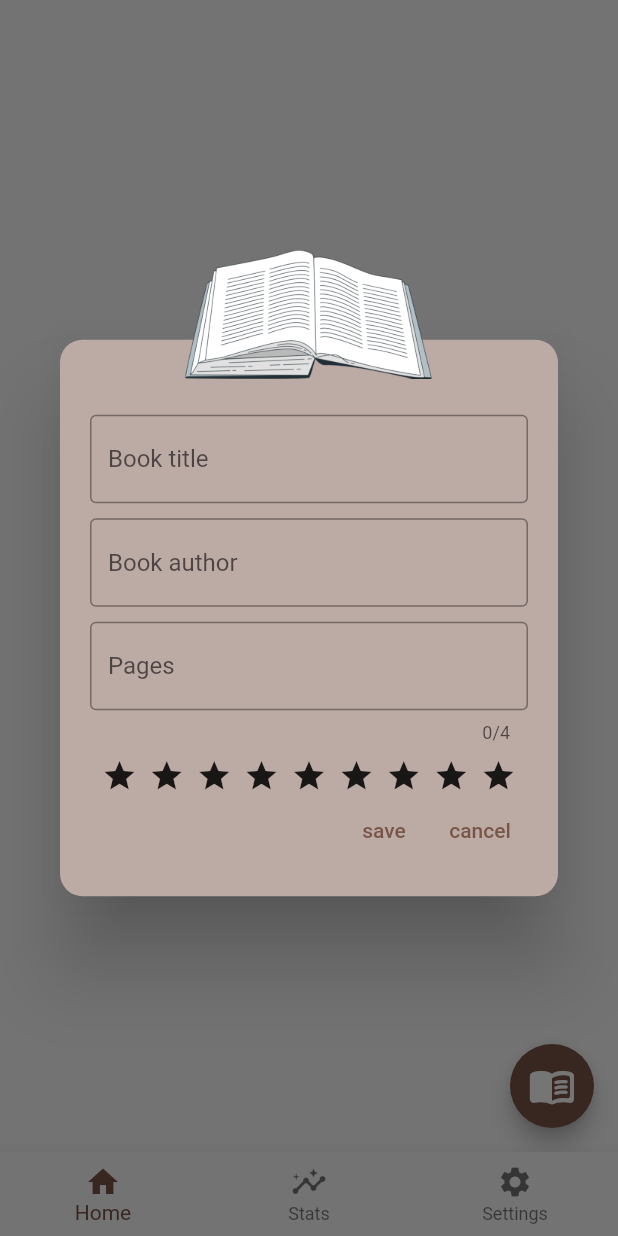
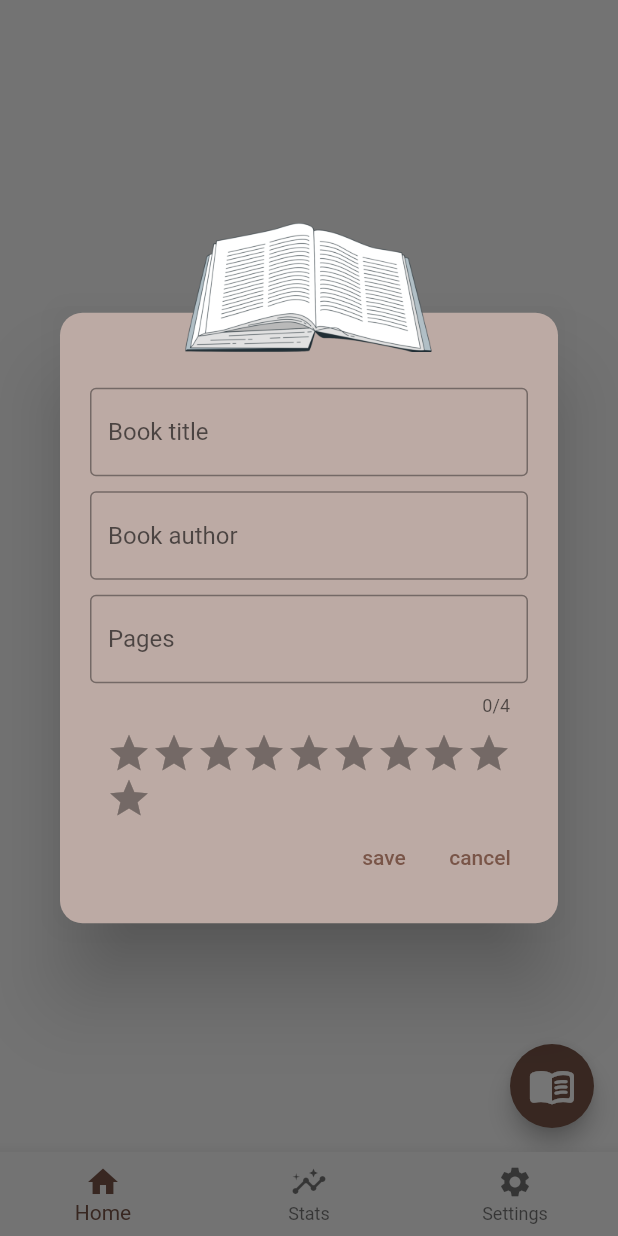
Before and after one commit to kves/read_app, a Flutter app: the screen it shows after launch, after a tap on the "menu book" icon, on a phone screen of 412 x 824 dp. Run offline on Flutter 3.47's test engine with Material 2 defaults, Android fonts, the phone set to English and light mode, and no system bars; drawn by our look-alikes of flutter_rating_bar.

Commit message:
rating bar added

```diff
--- a/lib/pages/home_page.dart
+++ b/lib/pages/home_page.dart
@@ -25,6 +25,7 @@ class _HomePageState extends State<HomePage> {
               bookTitle: value.getBooksList()[index].bookTitle,
               bookAuthor: value.getBooksList()[index].bookAuthor,
               bookPages: value.getBooksList()[index].bookPages,
+              bookRating: value.getBooksList()[index].bookRating,
             ),
           ),
         ),
--- a/lib/widgets/add_book_dialog.dart
+++ b/lib/widgets/add_book_dialog.dart
@@ -1,10 +1,14 @@
 import 'package:flutter/material.dart';
 import 'package:provider/provider.dart';
 import 'package:read_app/data/book_data.dart';
-import 'package:read_app/pages/home_page.dart';
+import 'package:flutter_rating_bar/flutter_rating_bar.dart';
 
 class AddBookDialog extends StatefulWidget {
-  const AddBookDialog({super.key});
+  final String? bookRating;
+  const AddBookDialog({
+    super.key,
+    this.bookRating,
+  });
 
   @override
   State<AddBookDialog> createState() => _AddBookDialogState();
@@ -85,41 +89,21 @@ class _AddBookDialogState extends State<AddBookDialog> {
                       border: OutlineInputBorder(),
                     ),
                   ),
+
                   const SizedBox(height: 10),
+                  // rating.
+                  RatingBar.builder(
+                    itemCount: 10,
+                    itemSize: 30,
+                    glow: false,
+                    itemBuilder: (context, _) => const Icon(
+                      Icons.star,
+                      size: 5,
+                      color: Colors.amber,
+                    ),
+                    onRatingUpdate: (rating) => addRating(rating.toString()),
+                  ),
 
-                  // rating.
-                  Row(
-                    mainAxisAlignment: MainAxisAlignment.spaceEvenly,
-                    children: const [
-                      Icon(
-                        Icons.star,
-                      ),
-                      Icon(
-                        Icons.star,
-                      ),
-                      Icon(
-                        Icons.star,
-                      ),
-                      Icon(
-                        Icons.star,
-                      ),
-                      Icon(
-                        Icons.star,
-                      ),
-                      Icon(
-                        Icons.star,
-                      ),
-                      Icon(
-                        Icons.star,
-                      ),
-                      Icon(
-                        Icons.star,
-                      ),
-                      Icon(
-                        Icons.star,
-                      ),
-                    ],
-                  ),
                   Row(
                     mainAxisAlignment: MainAxisAlignment.end,
                     children: [
@@ -149,6 +133,10 @@ class _AddBookDialogState extends State<AddBookDialog> {
     );
   }
 
+  void addRating(String rating) {
+    bookRatingController.text = rating;
+  }
+
   // save book method.
   void save() {
     // focus user on bookTitle text field when bookTitle isn't filled.
--- a/lib/widgets/book_tile.dart
+++ b/lib/widgets/book_tile.dart
@@ -4,8 +4,13 @@ class BookTile extends StatelessWidget {
   final String bookTitle;
   final String? bookAuthor;
   final String? bookPages;
+  final String? bookRating;
   const BookTile(
-      {super.key, required this.bookTitle, this.bookAuthor, this.bookPages});
+      {super.key,
+      required this.bookTitle,
+      this.bookAuthor,
+      this.bookPages,
+      this.bookRating});
 
   @override
   Widget build(BuildContext context) {
@@ -80,6 +85,7 @@ class BookTile extends StatelessWidget {
                               ),
                             ],
                           ),
+                          Text(bookRating ?? ''),
                         ],
                       ),
                     ),
--- a/pubspec.yaml
+++ b/pubspec.yaml
@@ -36,6 +36,7 @@ dependencies:
   # Use with the CupertinoIcons class for iOS style icons.
   cupertino_icons: ^1.0.2
   provider: ^6.0.5
+  flutter_rating_bar: ^4.0.1
 
 dev_dependencies:
   flutter_test:
```
Also changed, not shown: pubspec.lock.
